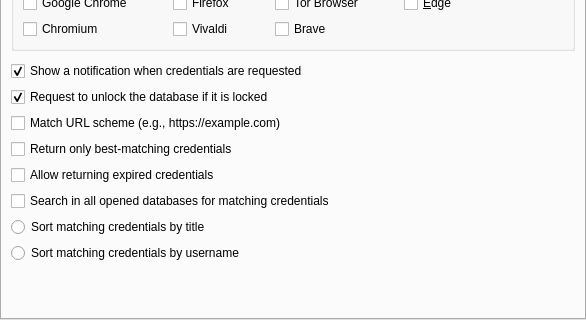
Old version of the form src/browser/BrowserSettingsWidget.ui in the repository keepassxreboot/keepassxc; both pictures show x 0 to 586 and y 147 to 467 of the 586 by 467 pixel window.
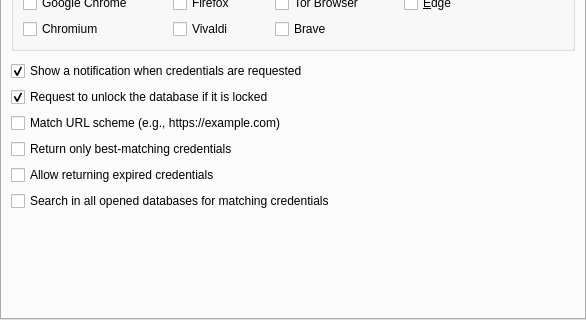
New version of the form. Custom widgets are drawn as their Qt base class.

Commit message: Remove credential sorting from Browser Integration

```diff
--- a/src/browser/BrowserSettingsWidget.ui
+++ b/src/browser/BrowserSettingsWidget.ui
@@ -246,20 +246,6 @@
          </property>
         </widget>
        </item>
-       <item>
-        <widget class="QRadioButton" name="sortByTitle">
-         <property name="text">
-          <string extracomment="Credentials mean login data requested via browser extension">Sort matching credentials by title</string>
-         </property>
-        </widget>
-       </item>
-       <item>
-        <widget class="QRadioButton" name="sortByUsername">
-         <property name="text">
-          <string extracomment="Credentials mean login data requested via browser extension">Sort matching credentials by username</string>
-         </property>
-        </widget>
-       </item>
        <item>
         <spacer name="verticalSpacer_2">
          <property name="orientation">
```
The commit also changes 8 other files.
